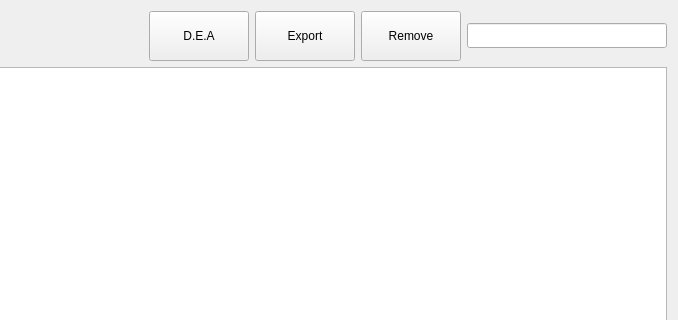
Before: the Qt Designer form assets/ui/experiments.ui in jfnavarro/st_viewer, drawn with Qt 5; both pictures show x 459 to 1137 and y 0 to 320 of the 1137 by 613 pixel window.
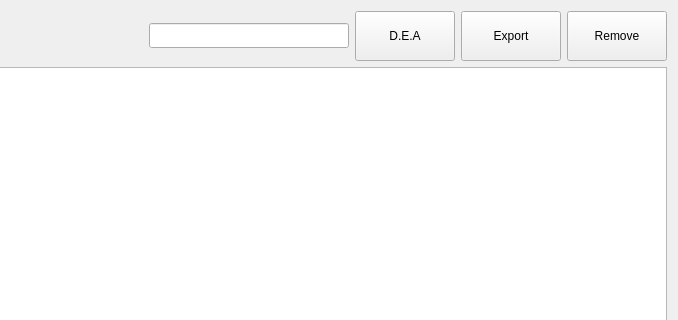
After: the same form once the commit is applied. Icons and pictures are not drawn. Custom widgets are drawn as their Qt base class.

Commit message: fixed add/remove selections, working on the qeventloop bug

What changed in the file:
```diff
--- a/assets/ui/experiments.ui
+++ b/assets/ui/experiments.ui
@@ -86,84 +86,6 @@
        </property>
       </spacer>
      </item>
-     <item>
-      <widget class="QPushButton" name="ddaAnalysis">
-       <property name="minimumSize">
-        <size>
-         <width>100</width>
-         <height>50</height>
-        </size>
-       </property>
-       <property name="maximumSize">
-        <size>
-         <width>100</width>
-         <height>50</height>
-        </size>
-       </property>
-       <property name="toolTip">
-        <string>Performs a Differential Expression analysis </string>
-       </property>
-       <property name="text">
-        <string>D.E.A</string>
-       </property>
-       <property name="icon">
-        <iconset resource="../../../st_client-build/application.qrc">
-         <normaloff>:/images/dynamicrange.png</normaloff>:/images/dynamicrange.png</iconset>
-       </property>
-      </widget>
-     </item>
-     <item>
-      <widget class="QPushButton" name="exportSelections">
-       <property name="minimumSize">
-        <size>
-         <width>100</width>
-         <height>50</height>
-        </size>
-       </property>
-       <property name="maximumSize">
-        <size>
-         <width>100</width>
-         <height>50</height>
-        </size>
-       </property>
-       <property name="toolTip">
-        <string>Export the selected selections</string>
-       </property>
-       <property name="text">
-        <string>Export</string>
-       </property>
-       <property name="icon">
-        <iconset resource="../../../st_client-build/application.qrc">
-         <normaloff>:/images/export.png</normaloff>:/images/export.png</iconset>
-       </property>
-      </widget>
-     </item>
-     <item>
-      <widget class="QPushButton" name="removeSelections">
-       <property name="minimumSize">
-        <size>
-         <width>100</width>
-         <height>50</height>
-        </size>
-       </property>
-       <property name="maximumSize">
-        <size>
-         <width>100</width>
-         <height>50</height>
-        </size>
-       </property>
-       <property name="toolTip">
-        <string>Remove the selected selections</string>
-       </property>
-       <property name="text">
-        <string>Remove</string>
-       </property>
-       <property name="icon">
-        <iconset resource="../../../st_client-build/application.qrc">
-         <normaloff>:/images/abort.png</normaloff>:/images/abort.png</iconset>
-       </property>
-      </widget>
-     </item>
      <item>
       <widget class="QLineEdit" name="filterLineEdit">
        <property name="sizePolicy">
@@ -201,6 +123,84 @@
        </property>
       </widget>
      </item>
+     <item>
+      <widget class="QPushButton" name="ddaAnalysis">
+       <property name="minimumSize">
+        <size>
+         <width>100</width>
+         <height>50</height>
+        </size>
+       </property>
+       <property name="maximumSize">
+        <size>
+         <width>100</width>
+         <height>50</height>
+        </size>
+       </property>
+       <property name="toolTip">
+        <string>Performs a Differential Expression analysis </string>
+       </property>
+       <property name="text">
+        <string>D.E.A</string>
+       </property>
+       <property name="icon">
+        <iconset resource="../../../st_client-build/application.qrc">
+         <normaloff>:/images/dynamicrange.png</normaloff>:/images/dynamicrange.png</iconset>
+       </property>
+      </widget>
+     </item>
+     <item>
+      <widget class="QPushButton" name="exportSelections">
+       <property name="minimumSize">
+        <size>
+         <width>100</width>
+         <height>50</height>
+        </size>
+       </property>
+       <property name="maximumSize">
+        <size>
+         <width>100</width>
+         <height>50</height>
+        </size>
+       </property>
+       <property name="toolTip">
+        <string>Export the selected selections</string>
+       </property>
+       <property name="text">
+        <string>Export</string>
+       </property>
+       <property name="icon">
+        <iconset resource="../../../st_client-build/application.qrc">
+         <normaloff>:/images/export.png</normaloff>:/images/export.png</iconset>
+       </property>
+      </widget>
+     </item>
+     <item>
+      <widget class="QPushButton" name="removeSelections">
+       <property name="minimumSize">
+        <size>
+         <width>100</width>
+         <height>50</height>
+        </size>
+       </property>
+       <property name="maximumSize">
+        <size>
+         <width>100</width>
+         <height>50</height>
+        </size>
+       </property>
+       <property name="toolTip">
+        <string>Remove the selected selections</string>
+       </property>
+       <property name="text">
+        <string>Remove</string>
+       </property>
+       <property name="icon">
+        <iconset resource="../../../st_client-build/application.qrc">
+         <normaloff>:/images/abort.png</normaloff>:/images/abort.png</iconset>
+       </property>
+      </widget>
+     </item>
     </layout>
    </item>
    <item>
```
The commit also changes 19 other files.
